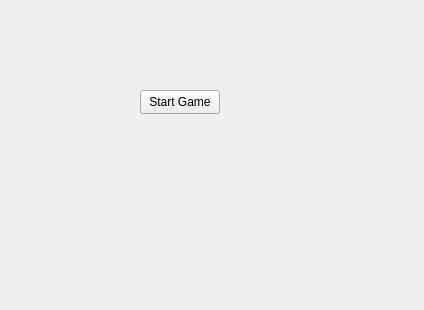
Old version of the form ChessGame_Qt/MenuView.ui in the repository tmbnrt/ChessGame_Qt.
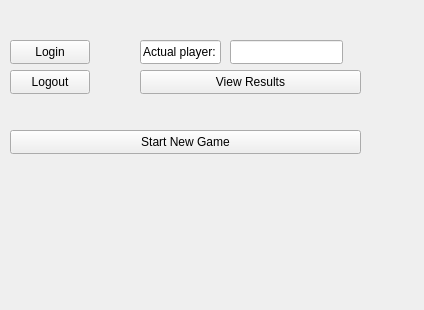
New version of the form.

The edit to the form file:
```diff
--- a/ChessGame_Qt/MenuView.ui
+++ b/ChessGame_Qt/MenuView.ui
@@ -16,14 +16,76 @@
   <widget class="QPushButton" name="buttonStartGame">
    <property name="geometry">
     <rect>
-     <x>140</x>
-     <y>90</y>
+     <x>10</x>
+     <y>130</y>
+     <width>351</width>
+     <height>24</height>
+    </rect>
+   </property>
+   <property name="text">
+    <string>Start New Game</string>
+   </property>
+  </widget>
+  <widget class="QPushButton" name="buttonLogin">
+   <property name="geometry">
+    <rect>
+     <x>10</x>
+     <y>40</y>
      <width>80</width>
      <height>24</height>
     </rect>
    </property>
    <property name="text">
-    <string>Start Game</string>
+    <string>Login</string>
+   </property>
+  </widget>
+  <widget class="QPushButton" name="buttonLogout">
+   <property name="geometry">
+    <rect>
+     <x>10</x>
+     <y>70</y>
+     <width>80</width>
+     <height>24</height>
+    </rect>
+   </property>
+   <property name="text">
+    <string>Logout</string>
+   </property>
+  </widget>
+  <widget class="QPushButton" name="button_Results">
+   <property name="geometry">
+    <rect>
+     <x>140</x>
+     <y>70</y>
+     <width>221</width>
+     <height>24</height>
+    </rect>
+   </property>
+   <property name="text">
+    <string>View Results</string>
+   </property>
+  </widget>
+  <widget class="QLineEdit" name="lineEdit">
+   <property name="geometry">
+    <rect>
+     <x>140</x>
+     <y>40</y>
+     <width>81</width>
+     <height>24</height>
+    </rect>
+   </property>
+   <property name="text">
+    <string>Actual player:</string>
+   </property>
+  </widget>
+  <widget class="QLineEdit" name="lineEditPlayerName">
+   <property name="geometry">
+    <rect>
+     <x>230</x>
+     <y>40</y>
+     <width>113</width>
+     <height>24</height>
+    </rect>
    </property>
   </widget>
  </widget>
```
